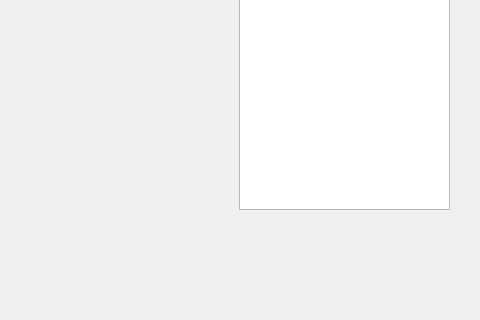
Above: Dialoge/dialog_wst_bearbeiten.ui from TischlerWilly/postprozessor before the change; both pictures show x 431 to 911 and y 171 to 491 of the 911 by 491 pixel window. Below: the same form after it.
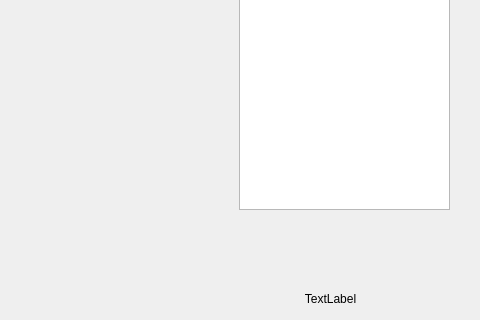
That is the form after the change.

Commit message: bearbeiten wst rta fertig gestellt

Diff of the .ui file:
```diff
--- a/Dialoge/dialog_wst_bearbeiten.ui
+++ b/Dialoge/dialog_wst_bearbeiten.ui
@@ -23,6 +23,22 @@
     </rect>
    </property>
   </widget>
+  <widget class="QLabel" name="label_xypos">
+   <property name="geometry">
+    <rect>
+     <x>666</x>
+     <y>460</y>
+     <width>191</width>
+     <height>20</height>
+    </rect>
+   </property>
+   <property name="text">
+    <string>TextLabel</string>
+   </property>
+   <property name="alignment">
+    <set>Qt::AlignCenter</set>
+   </property>
+  </widget>
  </widget>
  <resources/>
  <connections/>
```
The commit also changes 9 other files.
